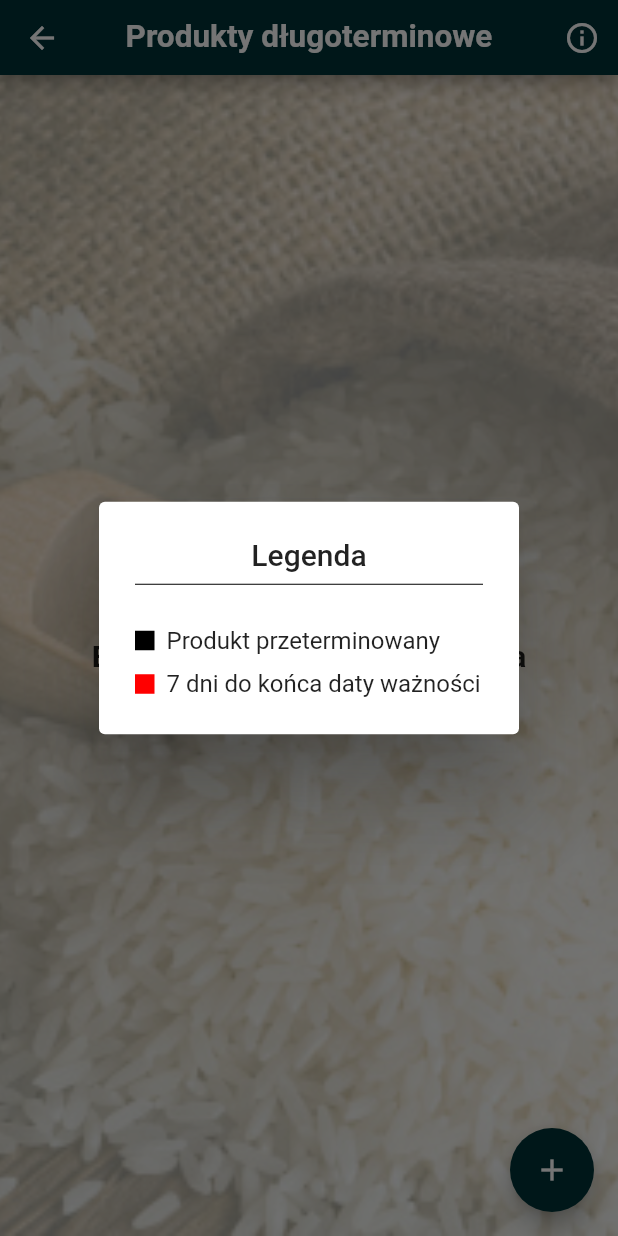
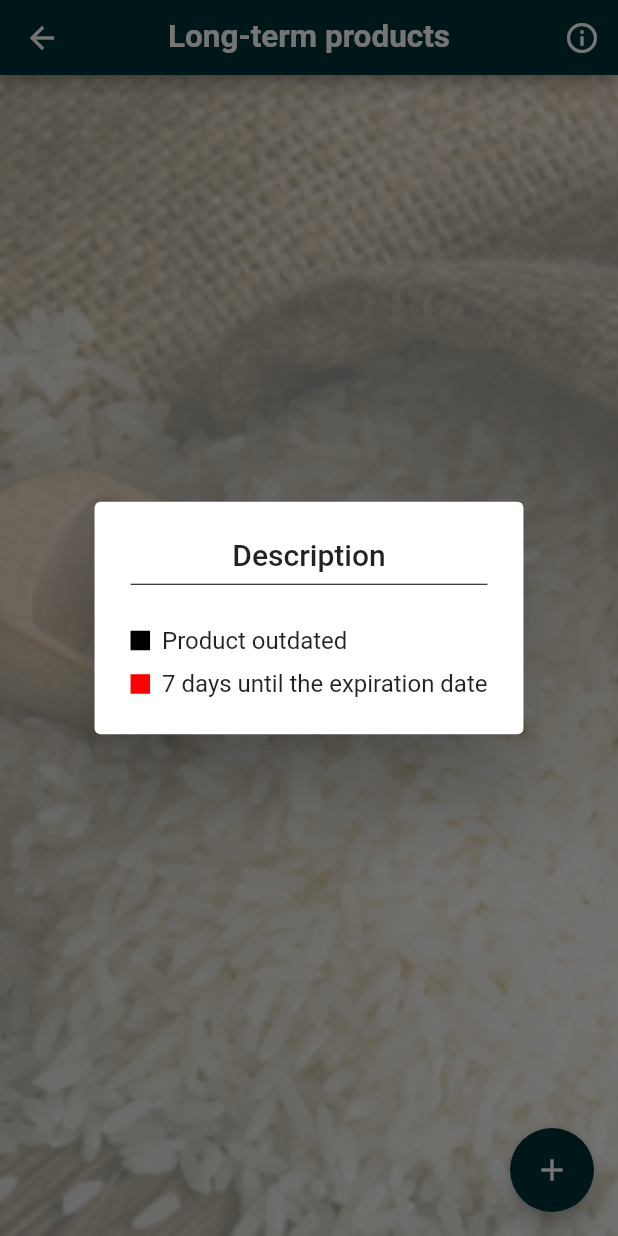
Before and after one commit to lukaszhak/moja_lodowka, a Flutter app: the LongDatePage screen opened directly, after a tap on the "info outline" icon, on a phone screen of 412 x 824 dp. Run offline on Flutter 3.47's test engine with Material 2 defaults, Android fonts, the phone set to English and light mode, and no system bars; our stand-ins replace bloc, cloud_firestore, dio, firebase_auth, firebase_core, flutter_bloc and 4 more; accounts and stored records are empty; generated files the repository leaves out were written again; network calls fail.

Commit message:
Add english language to longdate page

```diff
--- a/lib/features/home/pages/longdate_page/longdate_page.dart
+++ b/lib/features/home/pages/longdate_page/longdate_page.dart
@@ -5,6 +5,7 @@ import 'package:moja_lodowka/app/injection_container.dart';
 import 'package:moja_lodowka/domain/models/longdate_document_model/longdate_document_model.dart';
 import 'package:moja_lodowka/features/home/pages/longdate_page/cubit/longdate_page_cubit.dart';
 import 'package:moja_lodowka/features/home/pages/longdate_page/longdate_add_page/longdate_add_page.dart';
+import 'package:flutter_gen/gen_l10n/app_localizations.dart';
 
 class LongDatePage extends StatelessWidget {
   const LongDatePage({
@@ -18,9 +19,9 @@ class LongDatePage extends StatelessWidget {
         toolbarHeight: 50,
         centerTitle: true,
         backgroundColor: const Color.fromARGB(255, 0, 51, 54),
-        title: const Text(
-          'Produkty długoterminowe',
-          style: TextStyle(
+        title: Text(
+          AppLocalizations.of(context)!.longTerm,
+          style: const TextStyle(
             fontSize: 21,
             fontWeight: FontWeight.bold,
           ),
@@ -32,9 +33,9 @@ class LongDatePage extends StatelessWidget {
                   context: context,
                   builder: (context) => AlertDialog(
                         title: Column(
-                          children: const [
-                            Text('Legenda'),
-                            Divider(
+                          children:  [
+                            Text(AppLocalizations.of(context)!.description),
+                            const Divider(
                               color: Colors.black,
                             )
                           ],
@@ -53,7 +54,7 @@ class LongDatePage extends StatelessWidget {
                                 const SizedBox(
                                   width: 8,
                                 ),
-                                const Text('Produkt przeterminowany')
+                                 Text(AppLocalizations.of(context)!.productOutDate)
                               ],
                             ),
                             const SizedBox(
@@ -70,7 +71,7 @@ class LongDatePage extends StatelessWidget {
                                 const SizedBox(
                                   width: 8,
                                 ),
-                                const Text('7 dni do końca daty ważności')
+                                 Text(AppLocalizations.of(context)!.weekToOutDate)
                               ],
                             ),
                           ],
@@ -116,16 +117,16 @@ class LongDatePage extends StatelessWidget {
                   return Center(
                     child: Column(
                       mainAxisAlignment: MainAxisAlignment.center,
-                      children: const [
-                        CircularProgressIndicator(
+                      children: [
+                        const CircularProgressIndicator(
                           color: Color.fromARGB(255, 0, 37, 2),
                         ),
-                        SizedBox(
+                        const SizedBox(
                           height: 15,
                         ),
                         Text(
-                          'Ładowanie, proszę czekać',
-                          style: TextStyle(
+                          AppLocalizations.of(context)!.loading,
+                          style: const TextStyle(
                               fontSize: 20, fontWeight: FontWeight.bold),
                         ),
                       ],
@@ -133,10 +134,10 @@ class LongDatePage extends StatelessWidget {
                   );
                 case Status.success:
                   if (state.documents.isEmpty) {
-                    return const Center(
+                    return  Center(
                       child: Text(
-                        'Brak produktów do wyświetlenia',
-                        style: TextStyle(
+                        AppLocalizations.of(context)!.noProducts,
+                        style: const TextStyle(
                             fontWeight: FontWeight.bold, fontSize: 20),
                       ),
                     );
@@ -154,11 +155,11 @@ class LongDatePage extends StatelessWidget {
                                   .whenComplete(
                                     () => ScaffoldMessenger.of(context)
                                         .showSnackBar(
-                                      const SnackBar(
+                                       SnackBar(
                                         backgroundColor:
-                                            Color.fromARGB(255, 0, 51, 54),
-                                        content: Text('Pomyślnie usunięto'),
-                                        duration: Duration(seconds: 1),
+                                            const Color.fromARGB(255, 0, 51, 54),
+                                        content: Text(AppLocalizations.of(context)!.deleteInfo),
+                                        duration: const Duration(seconds: 1),
                                       ),
                                     ),
                                   );
@@ -239,9 +240,9 @@ class _ItemContainer extends StatelessWidget {
             ),
             Column(
               children: [
-                const Text(
-                  'Termin Ważności',
-                  style: TextStyle(color: Colors.white),
+                 Text(
+                  AppLocalizations.of(context)!.expDate,
+                  style: const TextStyle(color: Colors.white),
                 ),
                 const SizedBox(
                   height: 4,
--- a/lib/l10n/app_pl.arb
+++ b/lib/l10n/app_pl.arb
@@ -7,7 +7,7 @@
     "controlYourProducts": "Kontroluj Swoje Produkty!",
     "no": "Nie",
     "yes": "Tak",
-    "logOutInfo": "Czy napewno chcesz się wylogować?",
+    "logOutInfo": "Czy na pewno chcesz się wylogować?",
     "logOut": "Wyloguj się",
     "medications": "Leki",
     "drinks": "Napoje",
@@ -17,7 +17,7 @@
     "shopList": "Lista zakupów",
     "recipes": "Przepisy kulinarne",
     "weatherCheck": "Sprawdź pogodę",
-    "deleteAccount": "Czy napewno chcesz usunąć konto?",
+    "deleteAccount": "Czy na pewno chcesz usunąć konto?",
     "myAccount": "Moje Konto",
     "loggedInAs": "Jesteś zalogowany jako",
     "description": "Legenda",
```
